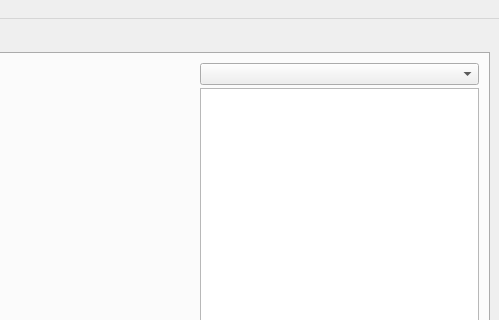
Above: GUITools/KMonitor/KMonitor.ui from kouretes/Monas before the change; both pictures show x 381 to 880 and y 0 to 320 of the 880 by 492 pixel window. Below: the same form after it.
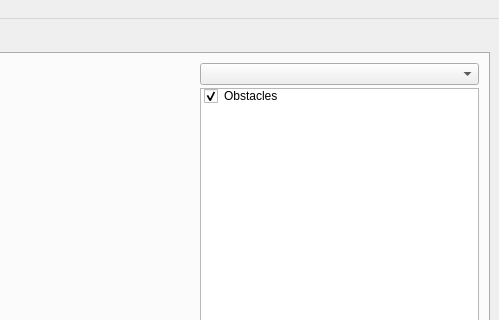
That is the form after the change. Custom widgets are drawn as their Qt base class.

Commit message: Obstacles added to Local Polar Map

What changed in the file:
```diff
--- a/GUITools/KMonitor/KMonitor.ui
+++ b/GUITools/KMonitor/KMonitor.ui
@@ -180,7 +180,16 @@
            <widget class="QComboBox" name="comboBox"/>
           </item>
           <item row="1" column="1">
-           <widget class="QListWidget" name="listWidget"/>
+           <widget class="QListWidget" name="LPMListWidget">
+            <item>
+             <property name="text">
+              <string>Obstacles</string>
+             </property>
+             <property name="checkState">
+              <enum>Checked</enum>
+             </property>
+            </item>
+           </widget>
           </item>
           <item row="1" column="0">
            <widget class="KLabel" name="label">
```
Left out of the diff: 4 changed lines with no effect on the pictures. The commit also changes 14 other files.
